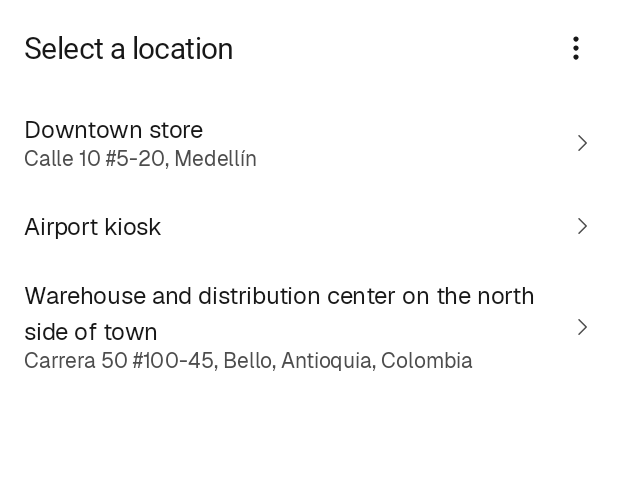
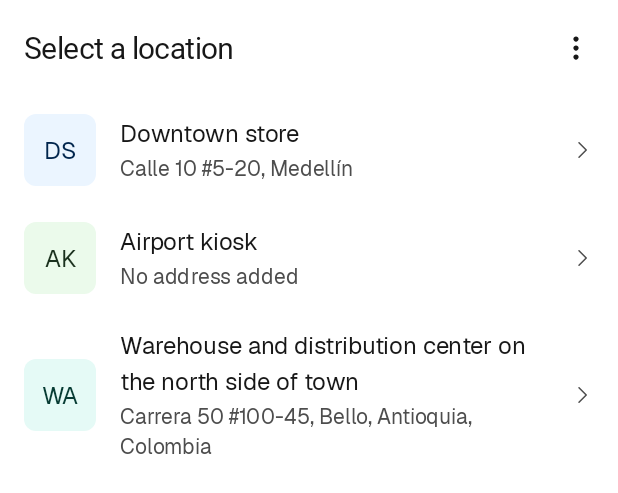
Before and after one commit to dylangrijalva/mipyme-android, an Android app built with Jetpack Compose: the @Preview function SelectLocationScreenPreview, on a phone screen of 412 x 824 dp. Shown: the top 493 px of the screen. Run offline under Robolectric (Android 15) with nearby library versions, the phone set to English and light mode, and no system bars; our stand-ins replace Navigation 3; Roboto replaces fonts that are not available here.

Commit message:
feat(locations): add colored initials and address fallbacks
Use stable location colors and restore backward pop transitions in the location picker.

```diff
--- a/app/src/main/java/co/mipyme/screen/select_location/SelectLocationItem.kt
+++ b/app/src/main/java/co/mipyme/screen/select_location/SelectLocationItem.kt
@@ -1,12 +1,22 @@
 package co.mipyme.screen.select_location
 
 import co.mipyme.contract.Location
+import java.util.Locale
 
 data class SelectLocationItem(
     val id: String,
     val name: String,
     val address: String?,
-)
+) {
+    val initials: String
+        get() {
+            return name.trim().split(Regex("\\s+"))
+                .filter(String::isNotBlank)
+                .take(2)
+                .joinToString("") { word -> word.substring(0, word.offsetByCodePoints(0, 1)) }
+                .uppercase(Locale.ROOT)
+        }
+}
 
 fun Location.toSelectLocationItem(): SelectLocationItem {
     return SelectLocationItem(id = id, name = name, address = address)
--- a/app/src/main/java/co/mipyme/screen/select_location/SelectLocationScreen.kt
+++ b/app/src/main/java/co/mipyme/screen/select_location/SelectLocationScreen.kt
@@ -7,6 +7,7 @@ import androidx.compose.foundation.clickable
 import androidx.compose.foundation.layout.Column
 import androidx.compose.foundation.layout.Row
 import androidx.compose.foundation.layout.Spacer
+import androidx.compose.foundation.layout.height
 import androidx.compose.foundation.layout.fillMaxSize
 import androidx.compose.foundation.layout.fillMaxWidth
 import androidx.compose.foundation.layout.WindowInsets
@@ -27,6 +28,7 @@ import androidx.compose.ui.Modifier
 import androidx.compose.ui.platform.LocalContext
 import androidx.compose.ui.res.painterResource
 import androidx.compose.ui.res.stringResource
+import androidx.compose.ui.text.style.TextOverflow
 import androidx.compose.ui.semantics.Role
 import androidx.lifecycle.compose.collectAsStateWithLifecycle
 import co.mipyme.R
@@ -40,6 +42,7 @@ import co.mipyme.ui.Moshi
 import co.mipyme.ui.MoshiTheme
 import co.mipyme.ui.component.MoshiAlertDialog
 import co.mipyme.ui.component.MoshiButtonVariant
+import co.mipyme.ui.component.MoshiMonogram
 import co.mipyme.ui.component.MoshiModalAction
 import co.mipyme.ui.component.MoshiText
 import co.mipyme.ui.component.MoshiTextRole
@@ -62,7 +65,7 @@ fun Module.selectLocationScreenModule(): Module {
     }
     viewModelOf(::SelectLocationViewModel)
     navigation<Route.SelectLocation>(
-        metadata = NavigationTransitions.forward,
+        metadata = NavigationTransitions.forwardWithBackwardPop,
     ) { SelectLocationScreen() }
     return this
 }
@@ -150,7 +153,8 @@ private fun LocationRow(
     onClick: () -> Unit,
 ) {
     val spacing = Moshi.spacing
-    val address = location.address
+    val address = location.address?.takeIf(String::isNotBlank)
+        ?: stringResource(R.string.select_location_no_address)
 
     Row(
         modifier = Modifier
@@ -160,18 +164,25 @@ private fun LocationRow(
             .padding(horizontal = spacing.pageGutterNarrow, vertical = spacing.space3),
         verticalAlignment = Alignment.CenterVertically,
     ) {
+        MoshiMonogram(
+            name = location.initials,
+            colorSeed = location.id,
+            modifier = Modifier.size(spacing.space12),
+        )
+        Spacer(Modifier.width(spacing.space4))
         Column(modifier = Modifier.weight(1f)) {
             MoshiText(
                 text = location.name,
                 role = MoshiTextRole.Copy16,
             )
-            if (address != null) {
-                MoshiText(
-                    text = address,
-                    role = MoshiTextRole.Copy14,
-                    color = Moshi.colors.gray900,
-                )
-            }
+            Spacer(Modifier.height(spacing.space1))
+            MoshiText(
+                text = address,
+                role = MoshiTextRole.Copy14,
+                color = Moshi.colors.gray900,
+                maxLines = 2,
+                overflow = TextOverflow.Ellipsis,
+            )
         }
         Spacer(Modifier.width(spacing.space4))
         Icon(
--- a/app/src/main/res/values/strings.xml
+++ b/app/src/main/res/values/strings.xml
@@ -96,6 +96,7 @@
     <string name="ask_notification_permissions_skip">Skip for now</string>
 
     <string name="select_location_title">Select a location</string>
+    <string name="select_location_no_address">No address added</string>
     <string name="select_location_error">We couldn\'t select that location. Try again.</string>
     <string name="select_location_sign_out">Sign out</string>
     <string name="select_location_sign_out_confirm_title">Sign out?</string>
--- a/core/ui/src/main/kotlin/co/mipyme/ui/component/MoshiMonogram.kt
+++ b/core/ui/src/main/kotlin/co/mipyme/ui/component/MoshiMonogram.kt
@@ -20,8 +20,26 @@ import co.mipyme.ui.MoshiTheme
 import co.mipyme.ui.R
 
 @Composable
-fun MoshiMonogram(name: String, modifier: Modifier = Modifier) {
+fun MoshiMonogram(
+    name: String,
+    modifier: Modifier = Modifier,
+    colorSeed: String? = null,
+) {
     val spacing = Moshi.spacing
+    val colors = Moshi.colors
+    val palette = listOf(
+        colors.blue200 to colors.blue1000,
+        colors.green200 to colors.green1000,
+        colors.teal200 to colors.teal1000,
+        colors.purple200 to colors.purple1000,
+        colors.pink200 to colors.pink1000,
+        colors.amber200 to colors.amber1000,
+    )
+    val (background, foreground) = if (colorSeed == null) {
+        colors.gray100 to colors.gray900
+    } else {
+        palette[Math.floorMod(colorSeed.hashCode(), palette.size)]
+    }
     val shortenedName = remember(name) {
         val words = name.trim().split(Regex("\\s+")).filter(String::isNotBlank)
         val firstWords = words.take(2).joinToString(" ")
@@ -31,15 +49,15 @@ fun MoshiMonogram(name: String, modifier: Modifier = Modifier) {
         modifier = modifier
             .size(spacing.space16)
             .clip(RoundedCornerShape(spacing.space2))
-            .background(Moshi.colors.gray100)
+            .background(background)
             .padding(horizontal = spacing.space1)
             .clearAndSetSemantics { },
         contentAlignment = Alignment.Center,
     ) {
         MoshiText(
             text = shortenedName,
-            role = MoshiTextRole.Label12,
-            color = Moshi.colors.gray900,
+            role = if (colorSeed == null) MoshiTextRole.Label12 else MoshiTextRole.Label16,
+            color = foreground,
             textAlign = TextAlign.Center,
             maxLines = 1,
             overflow = TextOverflow.Ellipsis,
```
Also changed, not shown: 2 other files.
